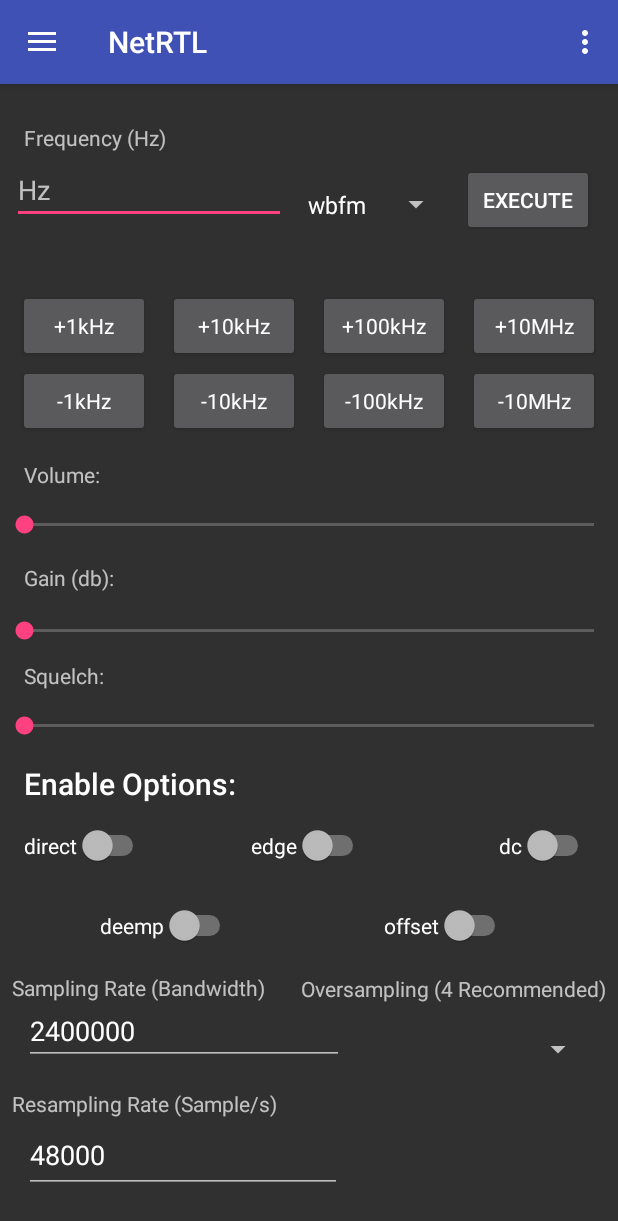
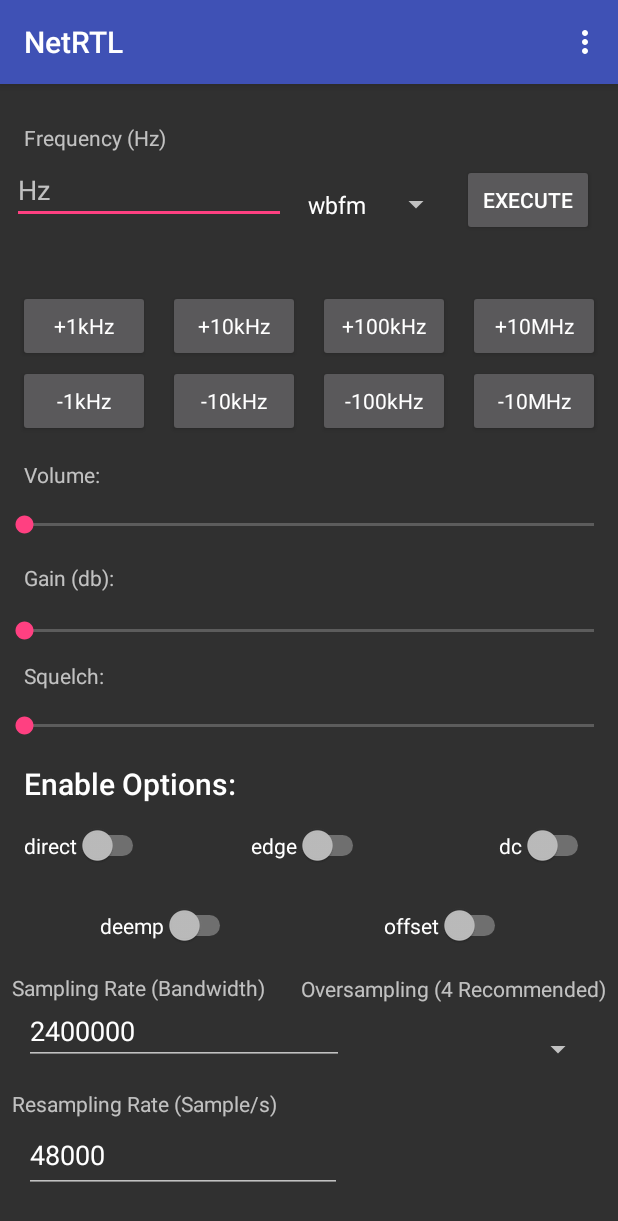
Before and after one commit to JimPatrizi/NetRTL, an Android app: the screen it shows after launch (MainActivity), on a phone screen of 412 x 824 dp. Shown: the top 1221 px of the screen. Run offline under Robolectric (Android 15) with nearby library versions, the phone set to English and light mode, and no system bars; libraries missing offline, so code that uses them is left out: com.bensherman.rtlsdrdjava; 4 statements that could not run were skipped.

Commit message:
removed slider drawer, and kept setting dropdown. slider drawer not needed

```diff
--- a/app/src/main/java/jimpatrizi/com/netrtl/MainActivity.java
+++ b/app/src/main/java/jimpatrizi/com/netrtl/MainActivity.java
@@ -43,7 +43,7 @@
  * @since 2017-10-02
  */
 public class MainActivity extends AppCompatActivity
-        implements NavigationView.OnNavigationItemSelectedListener {
+{
 
     /**
      * Default Parameter Inits
@@ -52,6 +52,10 @@
     private static String modulationMode = "wbfm";
     private static String sampleRate = "2400000";
     private static String resampleRate = "48000";
+    private static String ppmError = "0";
+    private static String deviceIndex = "0";
+    private static String atanMath = "std"; //TODO ADD SCANNABLE FREQUENCY
+
     private static String volume = "0";
     private static String squelch = "0";
     private static String gain = "-100";
@@ -138,13 +142,13 @@
         //included with project creation
         Toolbar toolbar = (Toolbar) findViewById(R.id.toolbar);
         setSupportActionBar(toolbar);
-        DrawerLayout drawer = (DrawerLayout) findViewById(R.id.drawer_layout);
-        ActionBarDrawerToggle toggle = new ActionBarDrawerToggle(
-                this, drawer, toolbar, R.string.navigation_drawer_open, R.string.navigation_drawer_close);
-        drawer.setDrawerListener(toggle);
-        toggle.syncState();
-        NavigationView navigationView = (NavigationView) findViewById(R.id.nav_view);
-        navigationView.setNavigationItemSelectedListener(this);
+//        DrawerLayout drawer = (DrawerLayout) findViewById(R.id.drawer_layout);
+//        ActionBarDrawerToggle toggle = new ActionBarDrawerToggle(
+//                this, drawer, toolbar, R.string.navigation_drawer_open, R.string.navigation_drawer_close);
+//        drawer.setDrawerListener(toggle);
+//        toggle.syncState();
+//        NavigationView navigationView = (NavigationView) findViewById(R.id.nav_view);
+//        navigationView.setNavigationItemSelectedListener(this);
         //end included with project creation
 
 
@@ -304,7 +308,6 @@
      * This spinnerInit method gets the spinner id from content_main.xml,
      * populates spinner with WBFM, AM, USB, LSB
      *
-     * @return Nothing
      */
     public void spinnerInit() {
         //init spinner from id
@@ -357,7 +360,6 @@
      * Initializes buttons with click listeners for their respective values in the FREQUENCY Parameter,
      * Buttons include +/- 1k, 10k, 100k, 10MHz
      *
-     * @return Nothing.
      */
     public void buttonInit() {
 
@@ -390,12 +392,12 @@
     //included code below came with Navigation Pullout Activity
     @Override
     public void onBackPressed() {
-        DrawerLayout drawer = (DrawerLayout) findViewById(R.id.drawer_layout);
-        if (drawer.isDrawerOpen(GravityCompat.START)) {
-            drawer.closeDrawer(GravityCompat.START);
-        } else {
-            super.onBackPressed();
-        }
+//        DrawerLayout drawer = (DrawerLayout) findViewById(R.id.drawer_layout);
+//        if (drawer.isDrawerOpen(GravityCompat.START)) {
+//            drawer.closeDrawer(GravityCompat.START);
+//        } else {
+//            super.onBackPressed();
+//        }
     }
 
     @Override
@@ -429,31 +431,31 @@
         this.connection = connection;
     }
 
-    //TODO This is where the Advanced option needs to go, to start an intent that can set advanced settings
-    @SuppressWarnings("StatementWithEmptyBody")
-    @Override
-    public boolean onNavigationItemSelected(MenuItem item) {
-        // Handle navigation view item clicks here.
-        int id = item.getItemId();
-
-        if (id == R.id.nav_camera) {
-            // Handle the camera action
-        } else if (id == R.id.nav_gallery) {
-
-        } else if (id == R.id.nav_slideshow) {
-
-        } else if (id == R.id.nav_manage) {
-
-        } else if (id == R.id.nav_share) {
-
-        } else if (id == R.id.nav_send) {
-
-        }
-
-        DrawerLayout drawer = (DrawerLayout) findViewById(R.id.drawer_layout);
-        drawer.closeDrawer(GravityCompat.START);
-        return true;
-    }
+//    //TODO This is where the Advanced option needs to go, to start an intent that can set advanced settings
+//    @SuppressWarnings("StatementWithEmptyBody")
+//    @Override
+//    public boolean onNavigationItemSelected(MenuItem item) {
+//        // Handle navigation view item clicks here.
+////        int id = item.getItemId();
+////
+////        if (id == R.id.nav_camera) {
+////            // Handle the camera action
+////        } else if (id == R.id.nav_gallery) {
+////
+////        } else if (id == R.id.nav_slideshow) {
+////
+////        } else if (id == R.id.nav_manage) {
+////
+////        } else if (id == R.id.nav_share) {
+////
+////        } else if (id == R.id.nav_send) {
+////
+////        }
+////
+////        DrawerLayout drawer = (DrawerLayout) findViewById(R.id.drawer_layout);
+////        drawer.closeDrawer(GravityCompat.START);
+//        return true;
+//    }
 
     public static String getModulationMode() {
         return modulationMode;
--- a/app/src/main/res/layout/activity_main.xml
+++ b/app/src/main/res/layout/activity_main.xml
@@ -1,6 +1,5 @@
 <?xml version="1.0" encoding="utf-8"?>
-<android.support.v4.widget.DrawerLayout xmlns:android="http://schemas.android.com/apk/res/android"
-    xmlns:app="http://schemas.android.com/apk/res-auto"
+<android.support.v4.widget.NestedScrollView xmlns:android="http://schemas.android.com/apk/res/android"
     xmlns:tools="http://schemas.android.com/tools"
     android:id="@+id/drawer_layout"
     android:layout_width="match_parent"
@@ -13,15 +12,7 @@
         android:layout_width="match_parent"
         android:layout_height="match_parent" />
 
-    <android.support.design.widget.NavigationView
-        android:id="@+id/nav_view"
-        android:layout_width="wrap_content"
-        android:layout_height="match_parent"
-        android:layout_gravity="start"
-        android:fitsSystemWindows="true"
-        app:headerLayout="@layout/nav_header_main"
-        app:menu="@menu/activity_main_drawer" />
 
 
 
-</android.support.v4.widget.DrawerLayout>
+</android.support.v4.widget.NestedScrollView>
```
Also changed, not shown: app/src/main/res/layout/nav_header_main.xml (deleted, +0 -35 lines).
